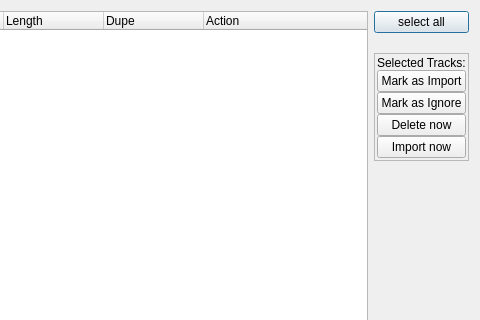
Old version of the form forms/massimport.ui in the repository pfedick/winmusik; both pictures show x 508 to 988 and y 0 to 320 of the 988 by 608 pixel window.
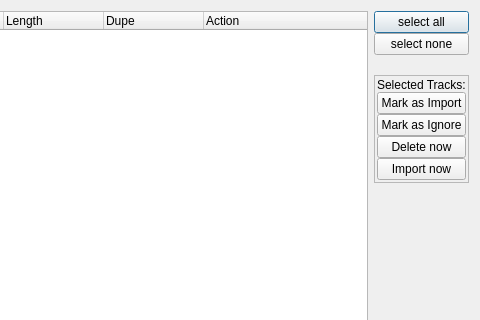
New version of the form. Icons and pictures are not drawn.

What changed in the file:
```diff
--- a/forms/massimport.ui
+++ b/forms/massimport.ui
@@ -119,6 +119,23 @@
          </property>
         </widget>
        </item>
+       <item>
+        <widget class="QPushButton" name="selectNoneButton">
+         <property name="text">
+          <string>select none</string>
+         </property>
+         <property name="icon">
+          <iconset resource="../resources.qrc">
+           <normaloff>:/icons/resources/eraser.png</normaloff>:/icons/resources/eraser.png</iconset>
+         </property>
+         <property name="iconSize">
+          <size>
+           <width>16</width>
+           <height>16</height>
+          </size>
+         </property>
+        </widget>
+       </item>
        <item>
         <spacer name="verticalSpacer_2">
          <property name="orientation">
```
